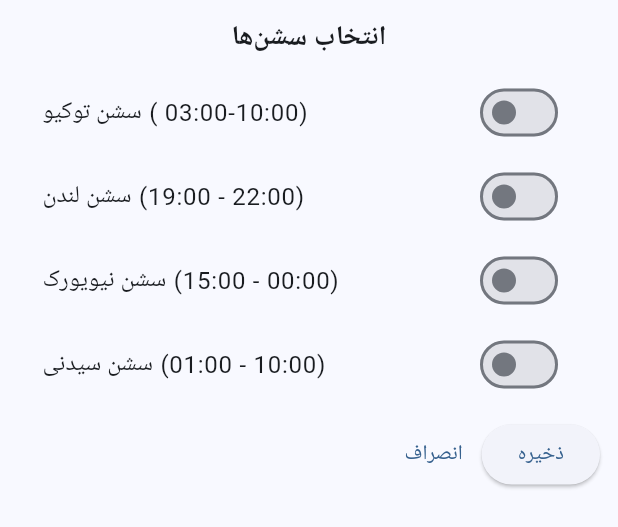
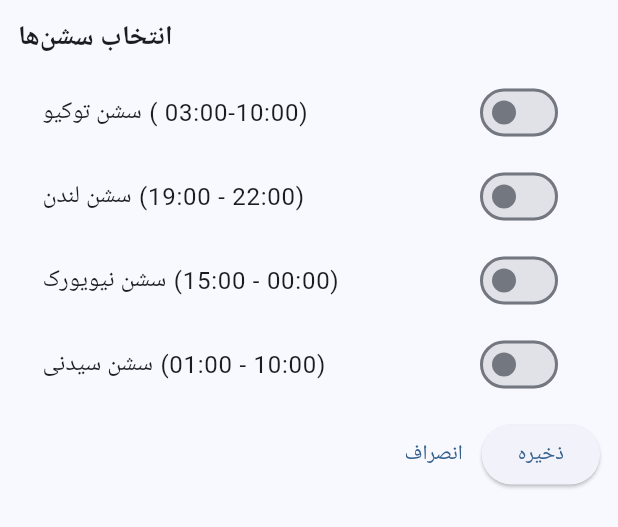
Before and after one commit to shallagehmasood/alert, a Flutter app: the SessionBottomSheet widget shown alone on an empty page, opened directly with empty values, on a phone screen of 412 x 824 dp. Shown: the top 527 px of the screen. Run offline on Flutter 3.47's test engine with Material 3 defaults, Android fonts, the phone set to English and light mode, and no system bars; our stand-ins replace fluttertoast, shared_preferences; accounts and stored records are empty; network calls fail; statements that could not run were skipped.

Commit message:
Update session_bottom_sheet.dart

```diff
--- a/lib/widgets/session_bottom_sheet.dart
+++ b/lib/widgets/session_bottom_sheet.dart
@@ -10,8 +10,14 @@ const Map<String, String> DISPLAY_SESSIONS = {
 class SessionBottomSheet extends StatefulWidget {
   final Map<String, bool> initial;
   final void Function(Map<String, bool> result) onSave;
+  final ScrollController? scrollController;
 
-  const SessionBottomSheet({super.key, required this.initial, required this.onSave});
+  const SessionBottomSheet({
+    super.key,
+    required this.initial,
+    required this.onSave,
+    this.scrollController,
+  });
 
   @override
   State<SessionBottomSheet> createState() => _SessionBottomSheetState();
@@ -30,12 +36,9 @@ class _SessionBottomSheetState extends State<SessionBottomSheet> {
 
   @override
   Widget build(BuildContext context) {
-    return SafeArea(
-      child: Padding(
-        padding: MediaQuery.of(context).viewInsets.add(const EdgeInsets.all(12)),
-        child: SingleChildScrollView(
-          child: Column(
-            mainAxisSize: MainAxisSize.min,
+    return ListView(
+      controller: widget.scrollController,
+      padding: const EdgeInsets.all(12),
       children: [
         const Text('انتخاب سشن‌ها', style: TextStyle(fontSize: 18, fontWeight: FontWeight.bold)),
         const SizedBox(height: 8),
@@ -61,9 +64,6 @@ class _SessionBottomSheetState extends State<SessionBottomSheet> {
           ],
         )
       ],
-          ),
-        ),
-      ),
     );
   }
 }
```
Lines whose indentation alone changed are shown as unchanged.
